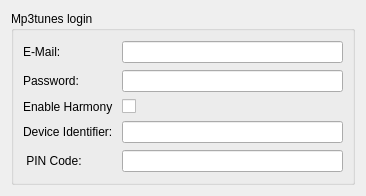
KDE/amarok, file src/servicebrowser/mp3tunes/Mp3tunesConfigWidget.ui: the form before one commit.
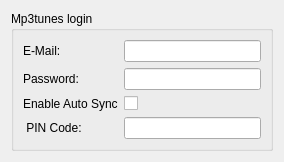
The form after the commit.

Commit message: Mp3tunes Config changes. Added some tooltops and remove some unecessary fields.

```diff
--- a/src/servicebrowser/mp3tunes/Mp3tunesConfigWidget.ui
+++ b/src/servicebrowser/mp3tunes/Mp3tunesConfigWidget.ui
@@ -5,8 +5,8 @@
    <rect>
     <x>0</x>
     <y>0</y>
-    <width>366</width>
-    <height>196</height>
+    <width>284</width>
+    <height>154</height>
    </rect>
   </property>
   <layout class="QGridLayout" >
@@ -39,7 +39,7 @@
       <item row="2" column="0" >
        <widget class="QLabel" name="label_3" >
         <property name="text" >
-         <string comment="Enable harmony" >Enable Harmony </string>
+         <string comment="Enable harmony" >Enable Auto Sync</string>
         </property>
        </widget>
       </item>
@@ -47,27 +47,13 @@
        <widget class="QCheckBox" name="enableHarmony" />
       </item>
       <item row="3" column="0" >
-       <widget class="QLabel" name="label_3" >
-        <property name="text" >
-         <string comment="Identifier" >Device Identifier:</string>
-        </property>
-       </widget>
-      </item>
-      <item row="3" column="1" >
-       <widget class="QLineEdit" name="identifier" >
-        <property name="readOnly" >
-         <bool>true</bool>
-        </property>
-       </widget>
-      </item>
-      <item row="4" column="0" >
        <widget class="QLabel" name="label_4" >
         <property name="text" >
          <string> PIN Code:</string>
         </property>
        </widget>
       </item>
-      <item row="4" column="1" >
+      <item row="3" column="1" >
        <widget class="QLineEdit" name="pinEdit" >
         <property name="readOnly" >
          <bool>true</bool>
```
Left out of the diff: 27 changed lines with no effect on the pictures. The commit also changes 1 other file.
